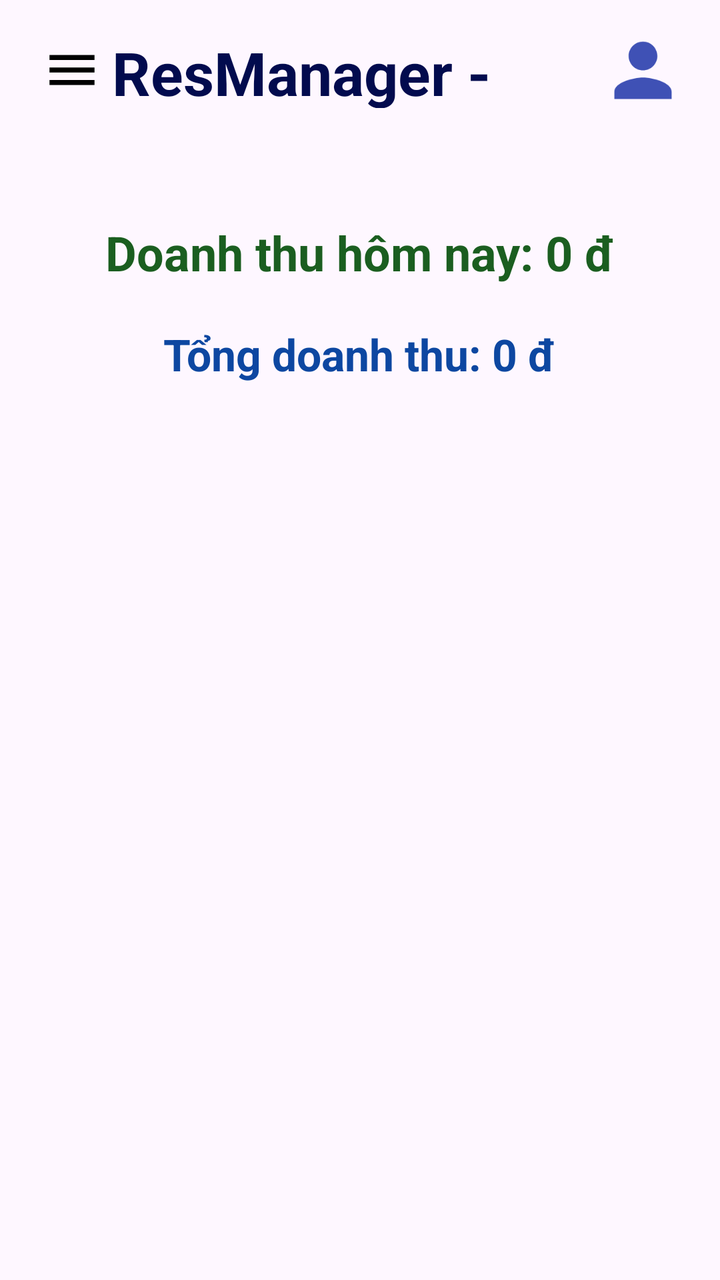
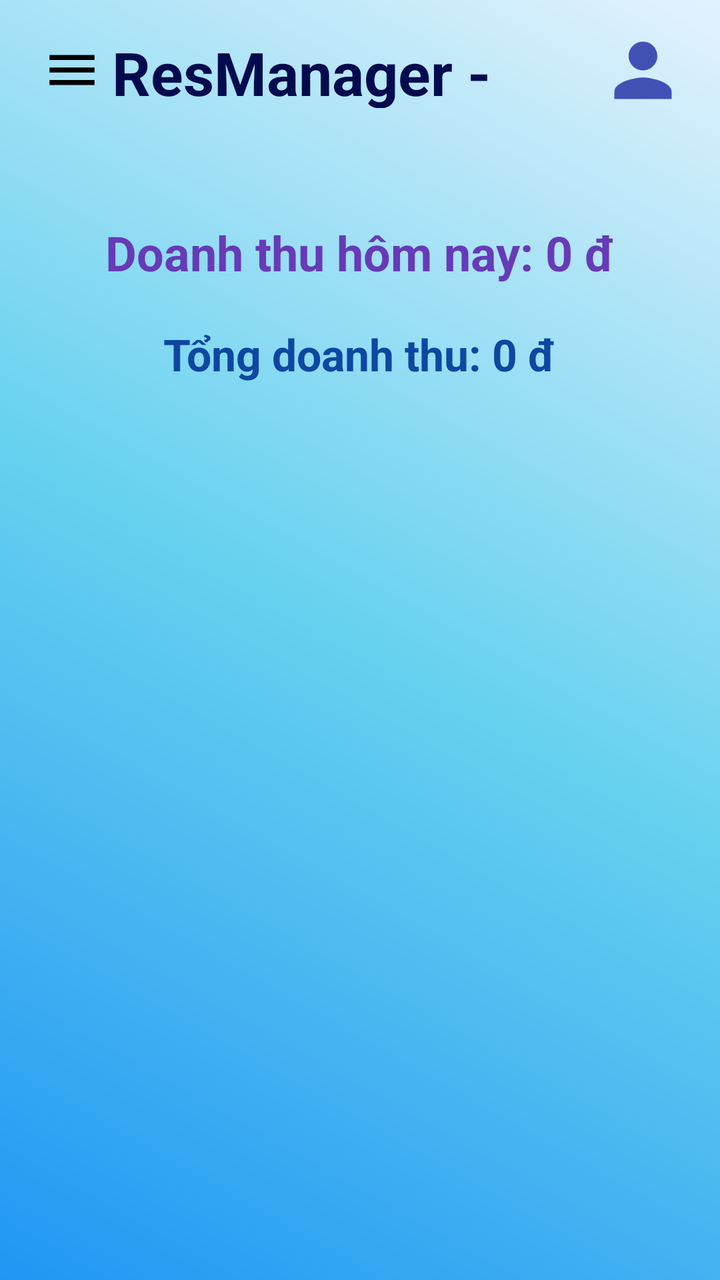

Two renders of the same Android screen: before a commit and after it. Below are the layout's source before the change and the commit's diff.
<!-- AndroidManifest.xml: application theme Theme.ProjectCK -->
<!-- res/layout/activity_revenue.xml -->
<?xml version="1.0" encoding="utf-8"?>
<androidx.drawerlayout.widget.DrawerLayout
    xmlns:android="http://schemas.android.com/apk/res/android"
    xmlns:app="http://schemas.android.com/apk/res-auto"
    xmlns:tools="http://schemas.android.com/tools"
    android:id="@+id/drawerLayout"
    android:layout_width="match_parent"
    android:layout_height="match_parent">

    <androidx.constraintlayout.widget.ConstraintLayout
        android:layout_width="match_parent"
        android:layout_height="match_parent">

        <LinearLayout
            android:id="@+id/topBar"
            android:layout_width="match_parent"
            android:layout_height="70dp"
            android:orientation="horizontal"
            android:padding="16dp"
            android:gravity="center_vertical"
            app:layout_constraintTop_toTopOf="parent">


            <ImageView
                android:id="@+id/imgMenu"
                android:layout_width="40dp"
                android:layout_height="40dp"
                android:padding="5dp"
                android:src="@drawable/ic_menu" />

            <TextView
                android:layout_width="0dp"
                android:layout_height="wrap_content"
                android:layout_weight="1"
                android:text="ResManager - Admin"
                android:textStyle="bold"
                android:textSize="30sp"
                android:textColor="#020B4E"/>

            <ImageView
                android:id="@+id/imgProfile"
                android:layout_width="45dp"
                android:layout_height="45dp"
                android:padding="1dp"
                android:scaleType="fitXY"
                android:src="@drawable/baseline_person_24"/>
        </LinearLayout>

        <TextView
            android:id="@+id/txtRevenueToday"
            android:layout_width="wrap_content"
            android:layout_height="wrap_content"
            android:text="Doanh thu hôm nay: 0 đ"
            android:textSize="24sp"
            android:textStyle="bold"
            android:textColor="#1B5E20"
            android:layout_marginTop="40dp"
            app:layout_constraintTop_toBottomOf="@id/topBar"
            app:layout_constraintStart_toStartOf="parent"
            app:layout_constraintEnd_toEndOf="parent"/>

        <TextView
            android:id="@+id/txtRevenueTotal"
            android:layout_width="wrap_content"
            android:layout_height="wrap_content"
            android:text="Tổng doanh thu: 0 đ"
            android:textSize="22sp"
            android:textStyle="bold"
            android:textColor="#0D47A1"
            android:layout_marginTop="20dp"
            app:layout_constraintTop_toBottomOf="@id/txtRevenueToday"
            app:layout_constraintStart_toStartOf="parent"
            app:layout_constraintEnd_toEndOf="parent"/>
    </androidx.constraintlayout.widget.ConstraintLayout>

    <com.google.android.material.navigation.NavigationView
        android:id="@+id/navView"
        android:layout_width="280dp"
        android:layout_height="match_parent"
        android:layout_gravity="start"
        android:background="@android:color/white"
        app:menu="@menu/drawer_menu"
        app:itemTextAppearance="@style/NavTextStyle"/>

</androidx.drawerlayout.widget.DrawerLayout>
<!-- resources referenced by this layout -->
<resources>
  <!-- drawable baseline_person_24 (drawable) -->
  <vector xmlns:android="http://schemas.android.com/apk/res/android" android:height="24dp" android:tint="#3F51B5" android:viewportHeight="24" android:viewportWidth="24" android:width="24dp">
        
      <path android:fillColor="@android:color/white" android:pathData="M12,12c2.21,0 4,-1.79 4,-4s-1.79,-4 -4,-4 -4,1.79 -4,4 1.79,4 4,4zM12,14c-2.67,0 -8,1.34 -8,4v2h16v-2c0,-2.66 -5.33,-4 -8,-4z"/>
      
  </vector>
  <!-- drawable ic_menu (drawable) -->
  <vector xmlns:android="http://schemas.android.com/apk/res/android"
      android:width="24dp"
      android:height="24dp"
      android:viewportWidth="24"
      android:viewportHeight="24">
    <path
        android:fillColor="#FF000000"
        android:pathData="M3,18h18v-2H3v2zM3,13h18v-2H3v2zM3,6v2h18V6H3z"/>
  </vector>
  <style name="NavTextStyle">
          <item name="android:textSize">18sp</item>
          <item name="android:textStyle">bold</item>
          <item name="android:fontFamily">sans-serif-medium</item>
      </style>
  <style name="Theme.ProjectCK" parent="Base.Theme.ProjectCK" />
  <style name="Base.Theme.ProjectCK" parent="Theme.Material3.DayNight.NoActionBar">
          
          
      </style>
</resources>

<!-- the commit's change to res/layout/activity_revenue.xml (unified diff, before → after) -->
@@ -5,7 +5,8 @@
     xmlns:tools="http://schemas.android.com/tools"
     android:id="@+id/drawerLayout"
     android:layout_width="match_parent"
-    android:layout_height="match_parent">
+    android:layout_height="match_parent"
+    android:background="@drawable/bg_gradient">
 
     <androidx.constraintlayout.widget.ConstraintLayout
         android:layout_width="match_parent"
@@ -35,7 +36,7 @@
                 android:text="ResManager - Admin"
                 android:textStyle="bold"
                 android:textSize="30sp"
-                android:textColor="#020B4E"/>
+                android:textColor="@color/appname_color"/>
 
             <ImageView
                 android:id="@+id/imgProfile"
@@ -53,7 +54,7 @@
             android:text="Doanh thu hôm nay: 0 đ"
             android:textSize="24sp"
             android:textStyle="bold"
-            android:textColor="#1B5E20"
+            android:textColor="#673AB7"
             android:layout_marginTop="40dp"
             app:layout_constraintTop_toBottomOf="@id/topBar"
             app:layout_constraintStart_toStartOf="parent"
<!-- resource entries referenced after the edit -->
@@ -1,11 +1,20 @@
 <!-- resources referenced by this layout -->
 <resources>
+  <color name="appname_color">#020B4E</color>
   <!-- drawable baseline_person_24 (drawable) -->
   <vector xmlns:android="http://schemas.android.com/apk/res/android" android:height="24dp" android:tint="#3F51B5" android:viewportHeight="24" android:viewportWidth="24" android:width="24dp">
         
       <path android:fillColor="@android:color/white" android:pathData="M12,12c2.21,0 4,-1.79 4,-4s-1.79,-4 -4,-4 -4,1.79 -4,4 1.79,4 4,4zM12,14c-2.67,0 -8,1.34 -8,4v2h16v-2c0,-2.66 -5.33,-4 -8,-4z"/>
       
   </vector>
+  <!-- drawable bg_gradient (drawable) -->
+  <shape xmlns:android="http://schemas.android.com/apk/res/android">
+      <gradient
+          android:startColor="#2196F3"
+          android:centerColor="#66D1EF"
+          android:endColor="#E3F2FD"
+          android:angle="45"/>
+  </shape>
   <!-- drawable ic_menu (drawable) -->
   <vector xmlns:android="http://schemas.android.com/apk/res/android"
       android:width="24dp"
